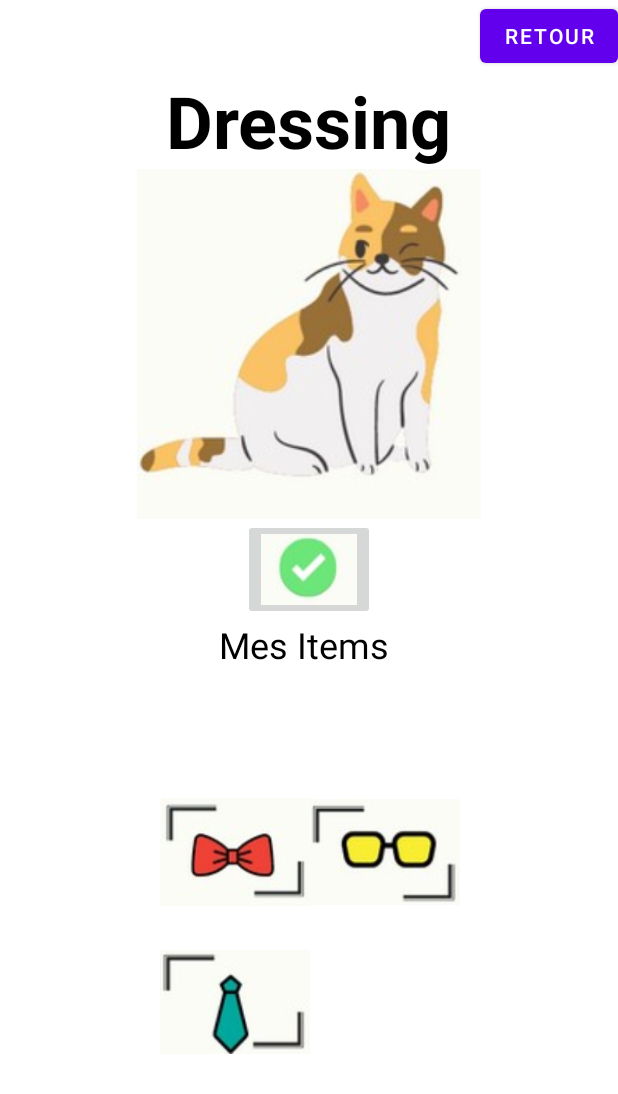
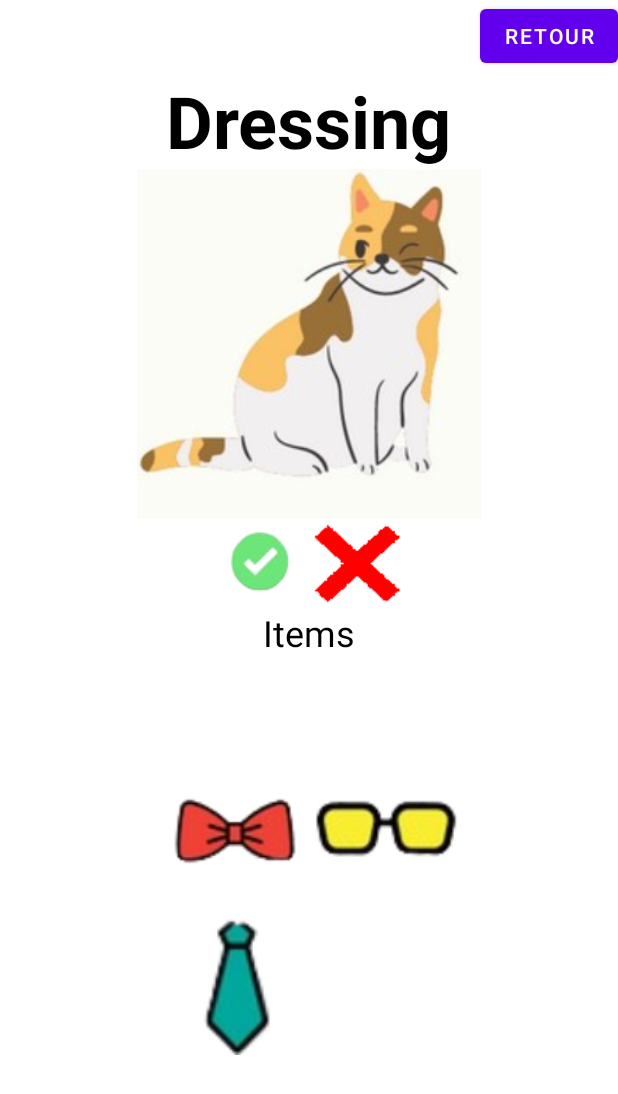
Before and after one commit to LeaDoublet/MyToDoList, an Android app: the ChangeClothesActivity screen opened directly, with no data from a screen before it, on a phone screen of 412 x 824 dp. Shown: the top 1094 px of the screen. Run offline under Robolectric (Android 15) with nearby library versions, the phone set to English and light mode, and no system bars.

Commit message:
Mis en place du changement d'habit et d'un bouton afin de reinitialisation.

```diff
--- a/app/src/main/java/com/example/to_do_list/ChangeClothesActivity.kt
+++ b/app/src/main/java/com/example/to_do_list/ChangeClothesActivity.kt
@@ -2,19 +2,26 @@ package com.example.to_do_list
 
 import android.content.Intent
 import android.os.Bundle
+import android.view.LayoutInflater
+import android.view.View
 import android.widget.Button
 import android.widget.ImageView
 import android.widget.TableLayout
 import android.widget.TableRow
 
 import androidx.appcompat.app.AppCompatActivity
-
+import androidx.constraintlayout.widget.ConstraintLayout
 
 class ChangeClothesActivity : AppCompatActivity() {
 
     override fun onCreate(savedInstanceState: Bundle?) {
         super.onCreate(savedInstanceState)
         setContentView(R.layout.activity_change_clothes)
+        var btnReset = findViewById<ImageView>(R.id.reset)
+        var check = findViewById<ImageView>(R.id.check)
+        btnReset.layoutParams = check.layoutParams
+        var neck = findViewById<ImageView>(R.id.neck)
+        var eyes = findViewById<ImageView>(R.id.eyes)
         var list_images = mutableListOf<ImageView>()
         val tableLayout = findViewById<TableLayout>(R.id.tableLayout)
         var btnRetour = findViewById<Button>(R.id.btnBack)
@@ -22,7 +29,16 @@ class ChangeClothesActivity : AppCompatActivity() {
             val intent = Intent(this@ChangeClothesActivity, MainActivity::class.java)
             startActivity(intent)
         }
+        btnReset.setOnClickListener{
+            neck.setImageDrawable(null)
+            eyes.setImageDrawable(null)
+        }
+        check.setOnClickListener{
 
+            println("help")
+
+
+        }
 
         for (i in 0 until tableLayout.childCount) {
             val view = tableLayout.getChildAt(i)
@@ -38,13 +54,20 @@ class ChangeClothesActivity : AppCompatActivity() {
                 }
             }
         }
-        for (image in list_images){
-            image.setOnClickListener{
-                println(image.contentDescription)
+        for (image in list_images) {
+
+            image.setOnClickListener {
+                if (image.contentDescription == "neck") {
+
+                    neck.visibility = View.VISIBLE
+                    neck.setImageDrawable(image.drawable)
+                } else {
+                    println(eyes.contentDescription)
+                    eyes.visibility = View.VISIBLE
+                    eyes.setImageDrawable(image.drawable)
+                }
             }
         }
-
-// Do something with the list of image views
 
     }
 
--- a/app/src/main/java/com/example/to_do_list/MainActivity.kt
+++ b/app/src/main/java/com/example/to_do_list/MainActivity.kt
@@ -14,6 +14,8 @@ class MainActivity : AppCompatActivity() {
         setContentView(R.layout.activity_main)
         val addTask = findViewById<ImageButton>(R.id.addTask)
         val goPageClothe = findViewById<ImageButton>(R.id.goPageClothe)
+        val neckMain = findViewById<ImageView>(R.id.neckMain)
+        println(neckMain.contentDescription)
 
         goPageClothe.setOnClickListener{
             val intent = Intent(this@MainActivity, ChangeClothesActivity::class.java)
--- a/app/src/main/res/layout/activity_change_clothes.xml
+++ b/app/src/main/res/layout/activity_change_clothes.xml
@@ -33,7 +33,7 @@
             android:textColor="#000000"
             android:textSize="48sp"
             android:textStyle="bold"
-            app:layout_constraintBottom_toTopOf="@+id/imageView3"
+            app:layout_constraintBottom_toTopOf="@+id/pelotte"
             app:layout_constraintEnd_toEndOf="parent"
             app:layout_constraintStart_toStartOf="parent"
             app:layout_constraintTop_toTopOf="parent" />
@@ -49,11 +49,55 @@
             android:layout_width="wrap_content"
             android:layout_height="wrap_content">
 
-            <ImageView
-                android:id="@+id/imageView3"
-                android:layout_width="244dp"
-                android:layout_height="233dp"
-                app:srcCompat="@drawable/dressed_cat" />
+            <androidx.constraintlayout.widget.ConstraintLayout
+                android:layout_width="match_parent"
+                android:layout_height="match_parent">
+
+                <ImageView
+                    android:id="@+id/pelotte"
+                    android:layout_width="244dp"
+                    android:layout_height="233dp"
+                    app:layout_constraintBottom_toBottomOf="parent"
+                    app:layout_constraintEnd_toEndOf="parent"
+                    app:layout_constraintStart_toStartOf="parent"
+                    app:layout_constraintTop_toTopOf="parent"
+                    app:srcCompat="@drawable/dressed_cat" />
+
+                <ImageView
+                    android:id="@+id/neck"
+                    android:layout_width="47dp"
+                    android:layout_height="46dp"
+                    android:layout_marginTop="30dp"
+                    android:layout_marginEnd="24dp"
+                    android:layout_marginBottom="109dp"
+                    android:visibility="invisible"
+                    app:layout_constraintBottom_toBottomOf="parent"
+                    app:layout_constraintEnd_toEndOf="parent"
+                    app:layout_constraintHorizontal_bias="0.843"
+                    app:layout_constraintStart_toStartOf="@+id/pelotte"
+                    app:layout_constraintTop_toTopOf="parent"
+                    app:layout_constraintVertical_bias="1.0"
+                    tools:srcCompat="@tools:sample/avatars" />
+
+                <ImageView
+                    android:id="@+id/eyes"
+                    android:layout_width="63dp"
+                    android:layout_height="44dp"
+                    android:layout_marginTop="30dp"
+                    android:layout_marginEnd="24dp"
+                    android:layout_marginBottom="109dp"
+                    android:contentDescription="eyesImageView"
+                    android:visibility="invisible"
+                    app:layout_constraintBottom_toBottomOf="parent"
+                    app:layout_constraintEnd_toEndOf="parent"
+                    app:layout_constraintHorizontal_bias="0.891"
+                    app:layout_constraintStart_toStartOf="@+id/pelotte"
+                    app:layout_constraintTop_toTopOf="parent"
+                    app:layout_constraintVertical_bias="0.08"
+                    tools:srcCompat="@tools:sample/avatars" />
+
+            </androidx.constraintlayout.widget.ConstraintLayout>
+
         </FrameLayout>
     </LinearLayout>
 
@@ -63,16 +107,23 @@
         android:gravity="center"
         android:orientation="horizontal">
 
-        <ImageButton
-            android:id="@+id/imageButton4"
+        <ImageView
+            android:id="@+id/check"
             android:layout_width="wrap_content"
             android:layout_height="wrap_content"
             app:layout_constraintBottom_toTopOf="@+id/tableLayout"
             app:layout_constraintEnd_toEndOf="parent"
             app:layout_constraintStart_toStartOf="parent"
-            app:layout_constraintTop_toBottomOf="@+id/imageView3"
+            app:layout_constraintTop_toBottomOf="@+id/pelotte"
             app:srcCompat="@drawable/check"
             tools:ignore="SpeakableTextPresentCheck" />
+
+        <ImageView
+            android:id="@+id/reset"
+            android:layout_width="wrap_content"
+            android:layout_height="wrap_content"
+            android:layout_weight="1"
+            app:srcCompat="@drawable/croix_rouge" />
     </LinearLayout>
 
     <LinearLayout
@@ -83,15 +134,15 @@
 
         <TextView
             android:id="@+id/mes_items"
-            android:layout_width="120dp"
-            android:layout_height="39dp"
-            android:text="Mes Items"
+            android:layout_width="wrap_content"
+            android:layout_height="wrap_content"
+            android:text="Items"
             android:textColor="#000000"
             android:textSize="24sp"
             app:layout_constraintBottom_toTopOf="@+id/tableLayout"
             app:layout_constraintEnd_toEndOf="parent"
             app:layout_constraintStart_toStartOf="parent"
-            app:layout_constraintTop_toBottomOf="@+id/imageButton4" />
+            app:layout_constraintTop_toBottomOf="@+id/check" />
     </LinearLayout>
 
     <LinearLayout
@@ -110,7 +161,7 @@
             app:layout_constraintBottom_toBottomOf="parent"
             app:layout_constraintEnd_toEndOf="parent"
             app:layout_constraintStart_toStartOf="parent"
-            app:layout_constraintTop_toBottomOf="@+id/imageButton4">
+            app:layout_constraintTop_toBottomOf="@+id/check">
 
             <TableRow
                 android:layout_width="match_parent"
@@ -122,7 +173,7 @@
                     android:id="@+id/bow_tie"
                     android:layout_width="100dp"
                     android:layout_height="100dp"
-                    android:contentDescription="bow tie"
+                    android:contentDescription="neck"
                     app:layout_constraintBottom_toTopOf="@+id/tableLayout"
                     app:layout_constraintEnd_toEndOf="parent"
                     app:layout_constraintStart_toStartOf="parent"
@@ -134,7 +185,7 @@
                     android:id="@+id/glasses"
                     android:layout_width="100dp"
                     android:layout_height="100dp"
-                    android:contentDescription="glasses"
+                    android:contentDescription="head"
                     app:layout_constraintBottom_toTopOf="@+id/tableLayout"
                     app:layout_constraintEnd_toEndOf="parent"
                     app:layout_constraintStart_toStartOf="parent"
@@ -150,7 +201,7 @@
                     android:id="@+id/tie"
                     android:layout_width="100dp"
                     android:layout_height="100dp"
-                    android:contentDescription="tie"
+                    android:contentDescription="neck"
                     app:layout_constraintBottom_toTopOf="@+id/tableLayout"
                     app:layout_constraintEnd_toEndOf="parent"
                     app:layout_constraintStart_toStartOf="parent"
```
Also changed, not shown: app/src/main/res/layout/activity_main.xml (+57 -18 lines), app/src/main/res/drawable/bow_tie.jpg (deleted), app/src/main/res/drawable/bow_tie.png (added), app/src/main/res/drawable/check.png, app/src/main/res/drawable/croix_rouge.png (added), app/src/main/res/drawable/glasses.jpg (deleted), app/src/main/res/drawable/glasses.png (added), app/src/main/res/drawable/tie.jpg (deleted), app/src/main/res/drawable/tie.png (added).
